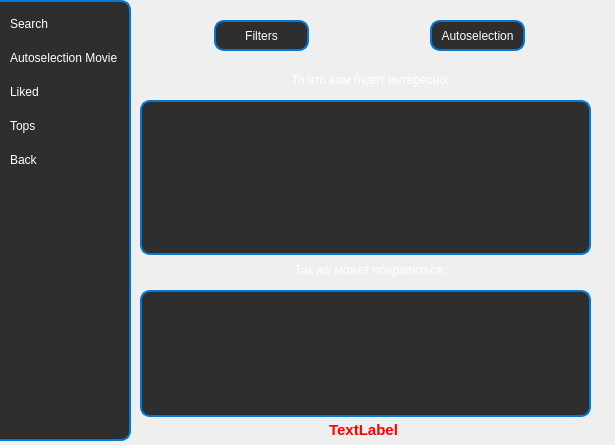
Old version of the form source/interface/MainWindow.ui in the repository ValldemarXorin/Labs-2-cours.
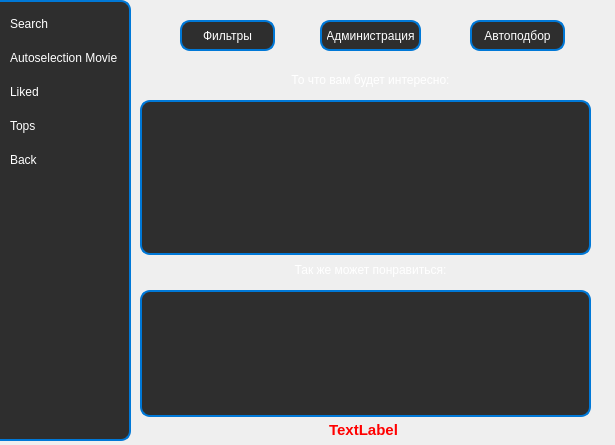
New version of the form. The open tabs and pages were chosen to show the change.

The edit to the form file:
```diff
--- a/source/interface/MainWindow.ui
+++ b/source/interface/MainWindow.ui
@@ -286,7 +286,7 @@
      <widget class="QPushButton" name="AutoselectionButtonAutoselectionMoviePage">
       <property name="geometry">
        <rect>
-        <x>430</x>
+        <x>470</x>
         <y>20</y>
         <width>95</width>
         <height>31</height>
@@ -307,13 +307,13 @@
 </string>
       </property>
       <property name="text">
-       <string>Autoselection</string>
+       <string>Автоподбор</string>
       </property>
      </widget>
      <widget class="QPushButton" name="FiltersButtonAutoselectionMoviePage">
       <property name="geometry">
        <rect>
-        <x>214</x>
+        <x>180</x>
         <y>20</y>
         <width>95</width>
         <height>31</height>
@@ -334,7 +334,7 @@
 </string>
       </property>
       <property name="text">
-       <string>Filters</string>
+       <string>Фильтры</string>
       </property>
      </widget>
      <widget class="QLabel" name="ErrorAutoselectionMoviePage">
@@ -361,6 +361,33 @@
        <set>Qt::AlignmentFlag::AlignCenter</set>
       </property>
      </widget>
+     <widget class="QPushButton" name="AdminButton">
+      <property name="geometry">
+       <rect>
+        <x>320</x>
+        <y>20</y>
+        <width>101</width>
+        <height>31</height>
+       </rect>
+      </property>
+      <property name="styleSheet">
+       <string notr="true">QPushButton {
+        background-color: #2E2E2E; /* Темный фон */
+        color: #FFFFFF; /* Белый текст */
+        border: 2px solid #0078d7; /* Цвет границы */
+        border-radius: 10px; /* Закругленные углы */
+        padding: 5px; /* Отступы */
+    }
+
+QPushButton:hover {
+		background-color: #1E1E1E
+}
+</string>
+      </property>
+      <property name="text">
+       <string>Администрация</string>
+      </property>
+     </widget>
      <zorder>MenuButtonAutoselectionMoviePage</zorder>
      <zorder>MenuListAutoselectionMoviePage</zorder>
      <zorder>FavoritesAutoselectionMoviePage</zorder>
```
Left out of the diff: 7 changed lines with no effect on the pictures.
